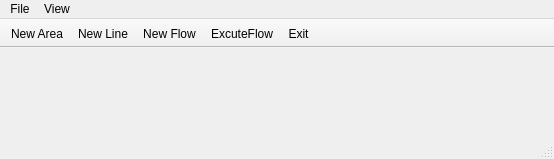
Before: the Qt Designer form src/qjdmainwindow.ui in xtfllbl/Flow2, drawn with Qt 5.
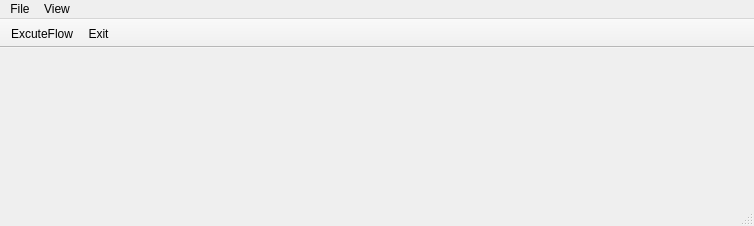
After: the same form once the commit is applied. Icons and pictures are not drawn.

Diff of the .ui file:
```diff
--- a/src/qjdmainwindow.ui
+++ b/src/qjdmainwindow.ui
@@ -6,8 +6,8 @@
    <rect>
     <x>0</x>
     <y>0</y>
-    <width>554</width>
-    <height>159</height>
+    <width>754</width>
+    <height>226</height>
    </rect>
   </property>
   <property name="windowTitle">
@@ -26,7 +26,7 @@
     <rect>
      <x>0</x>
      <y>0</y>
-     <width>554</width>
+     <width>754</width>
      <height>26</height>
     </rect>
    </property>
@@ -64,9 +64,6 @@
    <attribute name="toolBarBreak">
     <bool>false</bool>
    </attribute>
-   <addaction name="actionNewArea"/>
-   <addaction name="actionNewLine"/>
-   <addaction name="actionNewFlow"/>
    <addaction name="actionExcuteFlow"/>
    <addaction name="actionExit"/>
   </widget>
```
Left out of the diff: 50 changed lines with no effect on the pictures.
